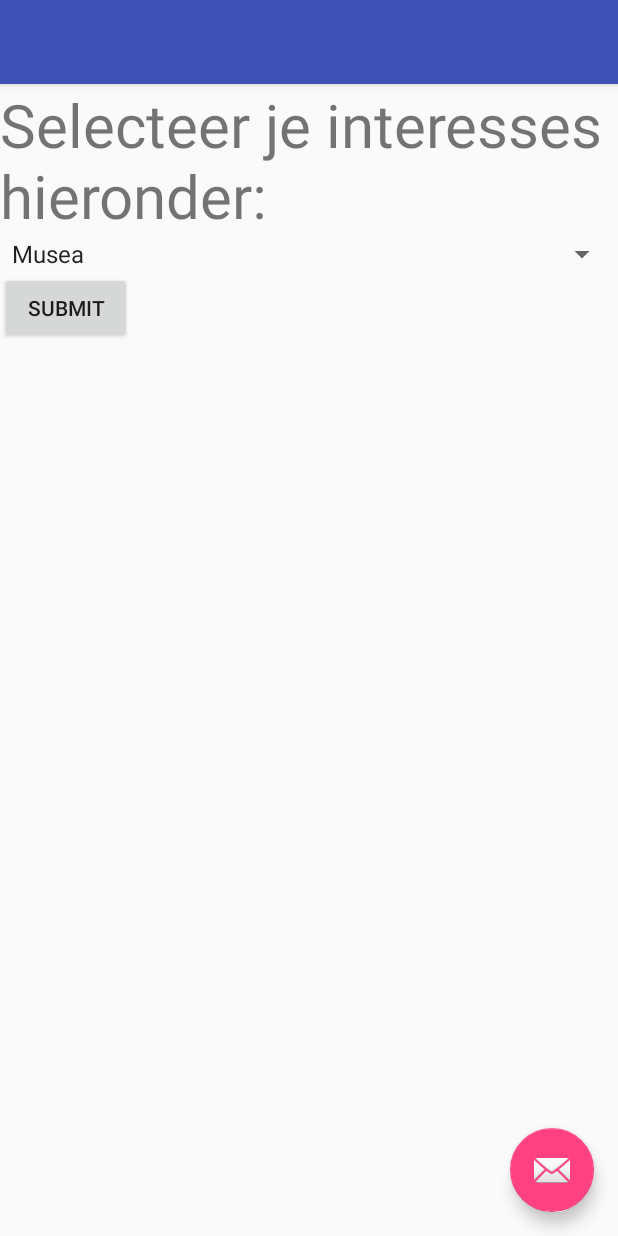
After one commit to zebybez/SmartMobile, an Android app: the keuzeLijst screen opened directly, with no data from a screen before it, on a phone screen of 412 x 824 dp. The commit adds this screen. Run offline under Robolectric (Android 15) with nearby library versions, the phone set to English and light mode, and no system bars.

Commit message:
keuzeLijst

```diff
--- a/app/build.gradle
+++ b/app/build.gradle
@@ -36,4 +36,6 @@ dependencies {
 
 
 
+
+
 apply plugin: 'com.google.gms.google-services'
--- a/app/src/main/AndroidManifest.xml
+++ b/app/src/main/AndroidManifest.xml
@@ -3,6 +3,7 @@
     package="com.duo.app.bonnefoyage">
 
     <uses-permission android:name="android.permission.INTERNET" />
+
     <application
         android:allowBackup="true"
         android:icon="@mipmap/ic_launcher"
@@ -16,6 +17,7 @@
             android:theme="@style/AppTheme.NoActionBar">
             <intent-filter>
                 <action android:name="android.intent.action.MAIN" />
+
                 <category android:name="android.intent.category.LAUNCHER" />
             </intent-filter>
         </activity>
@@ -25,6 +27,7 @@
             android:theme="@style/AppTheme.NoActionBar">
             <intent-filter>
                 <action android:name="android.intent.action.MAIN" />
+
                 <category android:name="android.intent.category.LAUNCHER" />
             </intent-filter>
         </activity>
@@ -34,9 +37,27 @@
             android:theme="@style/AppTheme.NoActionBar">
             <intent-filter>
                 <action android:name="android.intent.action.MAIN" />
+
                 <category android:name="android.intent.category.LAUNCHER" />
             </intent-filter>
         </activity>
+
+        <intent-filter>
+            <action android:name="android.intent.action.MAIN" />
+
+            <category android:name="android.intent.category.LAUNCHER" />
+        </intent-filter>
+
+        <activity
+            android:name=".keuzeLijst"
+            android:label="@string/title_activity_keuze_lijst"
+            android:theme="@style/AppTheme.NoActionBar"
+            android:exported="true"
+            />
+        <intent-filter>
+            <action android:name="android.intent.action.MAIN" />
+            <category android:name="android.intent.category.LAUNCHER" />
+        </intent-filter>
     </application>
 
 </manifest>
--- /dev/null
+++ b/app/src/main/java/com/duo/app/bonnefoyage/keuzeLijst.java
@@ -0,0 +1,62 @@
+package com.duo.app.bonnefoyage;
+
+import java.util.ArrayList;
+import java.util.List;
+import android.app.Activity;
+import android.os.Bundle;
+import android.view.View;
+import android.widget.AdapterView;
+import android.widget.ArrayAdapter;
+import android.widget.Spinner;
+import android.widget.Toast;
+import android.widget.AdapterView.OnItemSelectedListener;
+
+class keuzeLijst extends Activity implements OnItemSelectedListener{
+    @Override
+    public void onCreate(Bundle savedInstanceState) {
+        super.onCreate(savedInstanceState);
+        setContentView(R.layout.activity_keuze_lijst);
+
+        // Spinner element
+        Spinner spinner = (Spinner) findViewById(R.id.spinner);
+
+        // Spinner click listener
+        spinner.setOnItemSelectedListener(this);
+
+        // Spinner Drop down elements
+        List<String> categories = new ArrayList<String>();
+        categories.add("Musea");
+        categories.add("Kerken");
+        categories.add("Voetbalstadions");
+        categories.add("Winkelsstraat");
+        categories.add("Moskeeën");
+        categories.add("Bibliotheken");
+        categories.add("Centraal station");
+        categories.add("Parken");
+        categories.add("Casino");
+        categories.add("Ecaperoom");
+        categories.add("Dierentuin");
+        categories.add("Ziekenhuis");
+
+        // Creating adapter for spinner
+        ArrayAdapter<String> dataAdapter = new ArrayAdapter<String>(this, android.R.layout.simple_spinner_item, categories);
+
+        // Drop down layout style - list view with radio button
+        dataAdapter.setDropDownViewResource(android.R.layout.simple_spinner_dropdown_item);
+
+        // attaching data adapter to spinner
+        spinner.setAdapter(dataAdapter);
+    }
+
+    @Override
+    public void onItemSelected(AdapterView<?> parent, View view, int position, long id) {
+        // On selecting a spinner item
+        String item = parent.getItemAtPosition(position).toString();
+
+        // Showing selected spinner item
+        Toast.makeText(parent.getContext(), "Selected: " + item, Toast.LENGTH_LONG).show();
+    }
+    public void onNothingSelected(AdapterView<?> arg0) {
+        // TODO Auto-generated method stub
+    }
+}
--- /dev/null
+++ b/app/src/main/res/layout/activity_keuze_lijst.xml
@@ -0,0 +1,33 @@
+<?xml version="1.0" encoding="utf-8"?>
+<android.support.design.widget.CoordinatorLayout xmlns:android="http://schemas.android.com/apk/res/android"
+    xmlns:app="http://schemas.android.com/apk/res-auto"
+    xmlns:tools="http://schemas.android.com/tools"
+    android:layout_width="match_parent"
+    android:layout_height="match_parent"
+    tools:context="com.duo.app.bonnefoyage.keuzeLijst">
+
+    <android.support.design.widget.AppBarLayout
+        android:layout_width="match_parent"
+        android:layout_height="wrap_content"
+        android:theme="@style/AppTheme.AppBarOverlay">
+
+        <android.support.v7.widget.Toolbar
+            android:id="@+id/toolbar"
+            android:layout_width="match_parent"
+            android:layout_height="?attr/actionBarSize"
+            android:background="?attr/colorPrimary"
+            app:popupTheme="@style/AppTheme.PopupOverlay" />
+
+    </android.support.design.widget.AppBarLayout>
+
+    <include layout="@layout/content_keuze_lijst" />
+
+    <android.support.design.widget.FloatingActionButton
+        android:id="@+id/fab"
+        android:layout_width="wrap_content"
+        android:layout_height="wrap_content"
+        android:layout_gravity="bottom|end"
+        android:layout_margin="@dimen/fab_margin"
+        app:srcCompat="@android:drawable/ic_dialog_email" />
+
+</android.support.design.widget.CoordinatorLayout>
--- /dev/null
+++ b/app/src/main/res/layout/content_keuze_lijst.xml
@@ -0,0 +1,46 @@
+<?xml version="1.0" encoding="utf-8"?>
+<android.support.constraint.ConstraintLayout xmlns:android="http://schemas.android.com/apk/res/android"
+    xmlns:app="http://schemas.android.com/apk/res-auto"
+    xmlns:tools="http://schemas.android.com/tools"
+    android:layout_width="match_parent"
+    android:layout_height="match_parent"
+    app:layout_behavior="@string/appbar_scrolling_view_behavior"
+    tools:context="com.duo.app.bonnefoyage.keuzeLijst"
+    tools:showIn="@layout/activity_keuze_lijst">
+
+
+    <LinearLayout
+        android:layout_width="fill_parent"
+        android:layout_height="fill_parent"
+        android:orientation="vertical"
+        tools:layout_editor_absoluteX="-276dp"
+        tools:layout_editor_absoluteY="-138dp">
+
+
+        <TextView
+            android:id="@+id/textView2"
+            android:layout_width="wrap_content"
+            android:layout_height="wrap_content"
+            android:text="Selecteer je interesses hieronder:"
+            android:textSize="40sp"
+            tools:layout_editor_absoluteX="5dp"
+            tools:layout_editor_absoluteY="0dp" />
+
+        <Spinner
+            android:id="@+id/spinner"
+            android:layout_width="match_parent"
+            android:layout_height="wrap_content" />
+
+        <Button
+            android:id="@+id/btnSubmit"
+            android:layout_width="wrap_content"
+            android:layout_height="wrap_content"
+            android:text="Submit"
+            tools:layout_editor_absoluteX="26dp"
+            tools:layout_editor_absoluteY="740dp" />
+
+
+    </LinearLayout>
+
+
+</android.support.constraint.ConstraintLayout>
--- a/app/src/main/res/values/strings.xml
+++ b/app/src/main/res/values/strings.xml
@@ -2,4 +2,6 @@
     <string name="app_name">BonneFoyage</string>
     <string name="action_settings">Settings</string>
     <string name="section_format">Hello World from section: %1$d</string>
+    <string name="title_activity_keuze_lijst">keuzeLijst</string>
+
 </resources>
```
